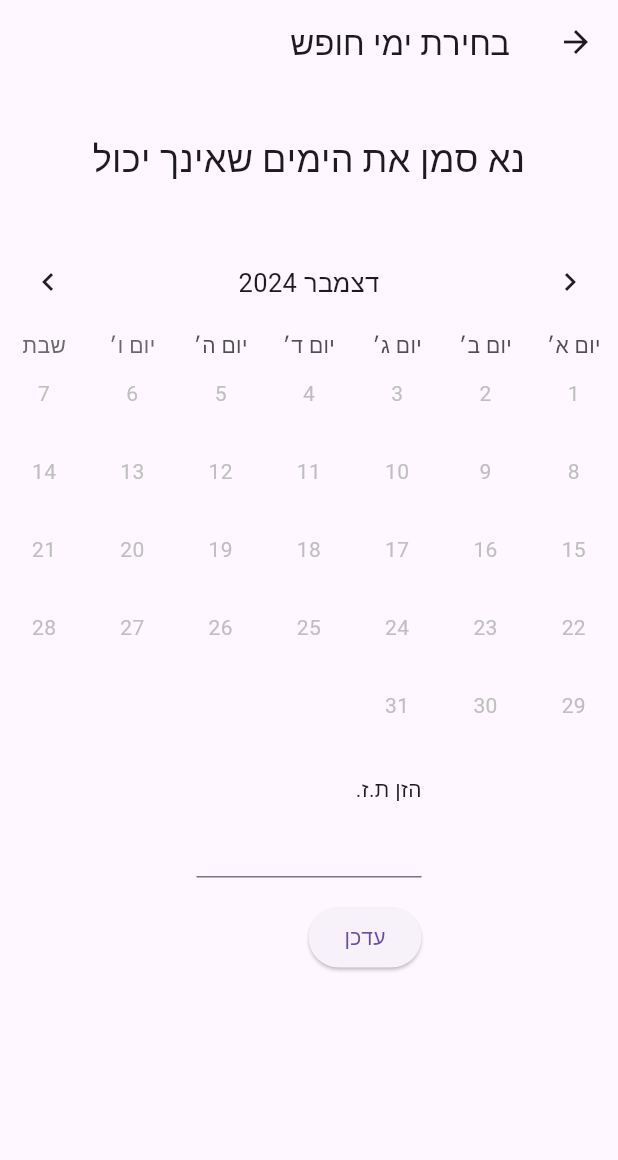
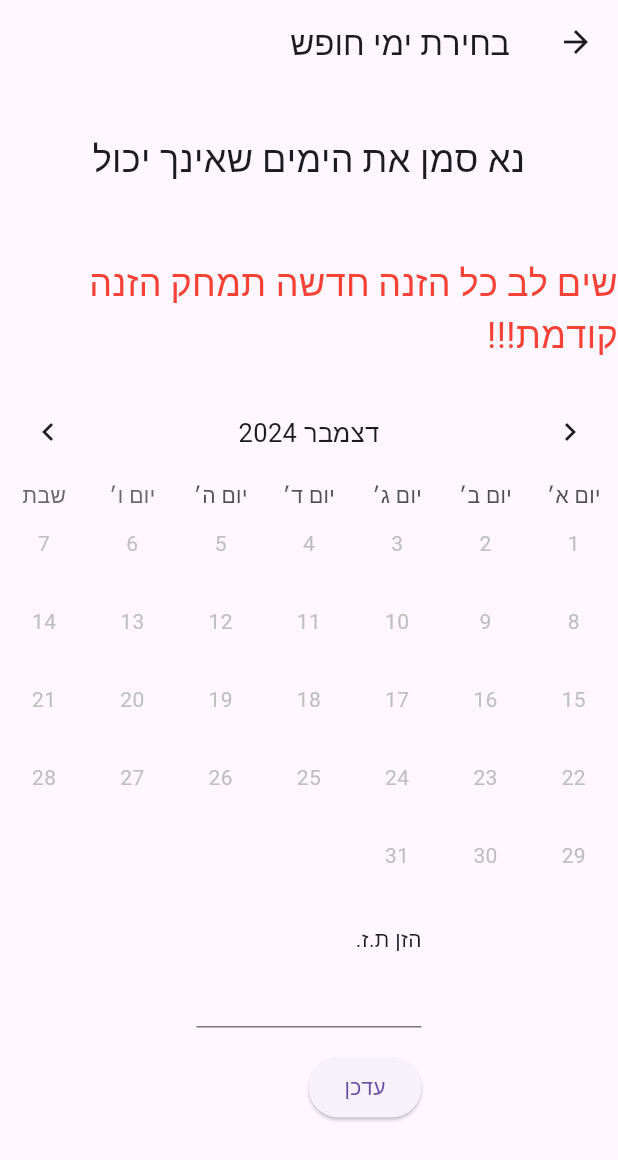
Before and after one commit to haggaibb/sairot_shifts, a Flutter app: the screen it shows after launch, in the side drawer, after a tap on an icon or button, on a phone screen of 412 x 824 dp. Shown: the top 1160 px of the screen. Run offline on Flutter 3.47's test engine with Material 3 defaults, Android fonts, the light colour scheme and no system bars; drawn by our look-alikes of table_calendar; our stand-ins replace cloud_firestore, csv, firebase_core, get, multi_select_flutter, screenshot; missing offline and left inert: dart:js_interop, file_saver, linked_scroll_controller; accounts and stored records are empty; network calls fail; statements that could not run were skipped.

Commit message:
dev-1.0.4
--- added warning remark to Days off
--- added request approvals report

dev-1.0.3

-- added Remove Instructor

dev-1.0.2

--- fix exchange approval - still can be better
--- added create new event
--- added run shift builder

dev-1.0.1

-- added takeDays in ExchangeCard

dev-1.0.0

-- fixed exchange - swap - multaplie take days

working with new report page

```diff
--- a/lib/pref_date_picker.dart
+++ b/lib/pref_date_picker.dart
@@ -152,6 +152,14 @@ class _PrefDatePickerState extends State<PrefDatePicker> {
                       'נא סמן את הימים שאינך יכול',
                       style: TextStyle(fontSize: 24),
                     )),
+                  ),
+                  const SizedBox(
+                    height: 100,
+                    child: Center(
+                        child: Text(
+                          'שים לב כל הזנה חדשה תמחק הזנה קודמת!!!',
+                          style: TextStyle(fontSize: 24, color: Colors.red),
+                        )),
                   ), //Title
                   TableCalendar(
                     locale: 'he_HE',
```
Also changed, not shown: 1 other file.
